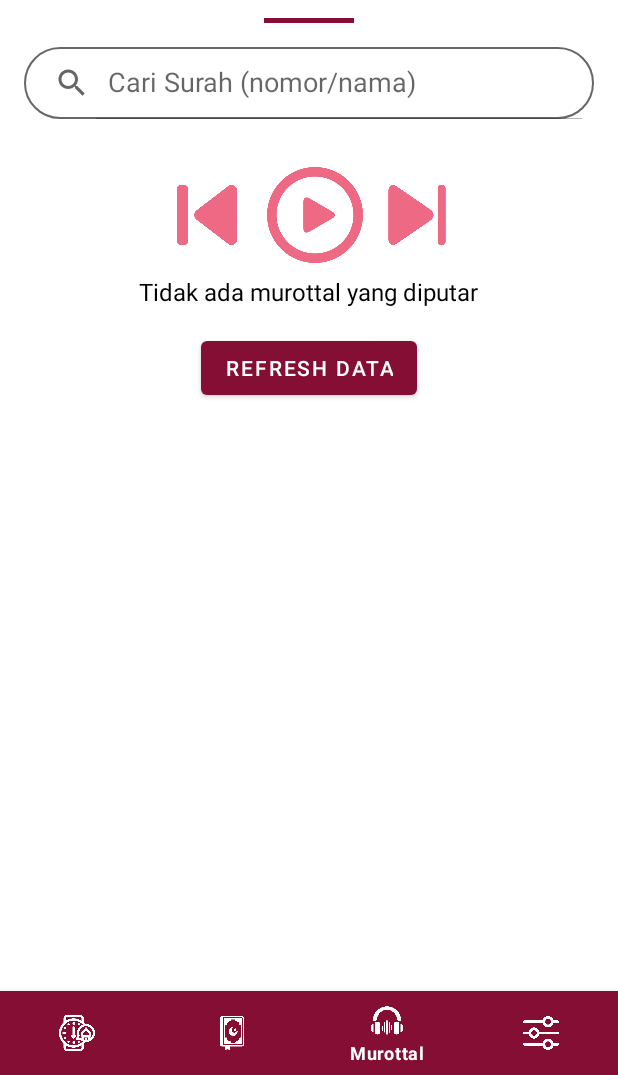
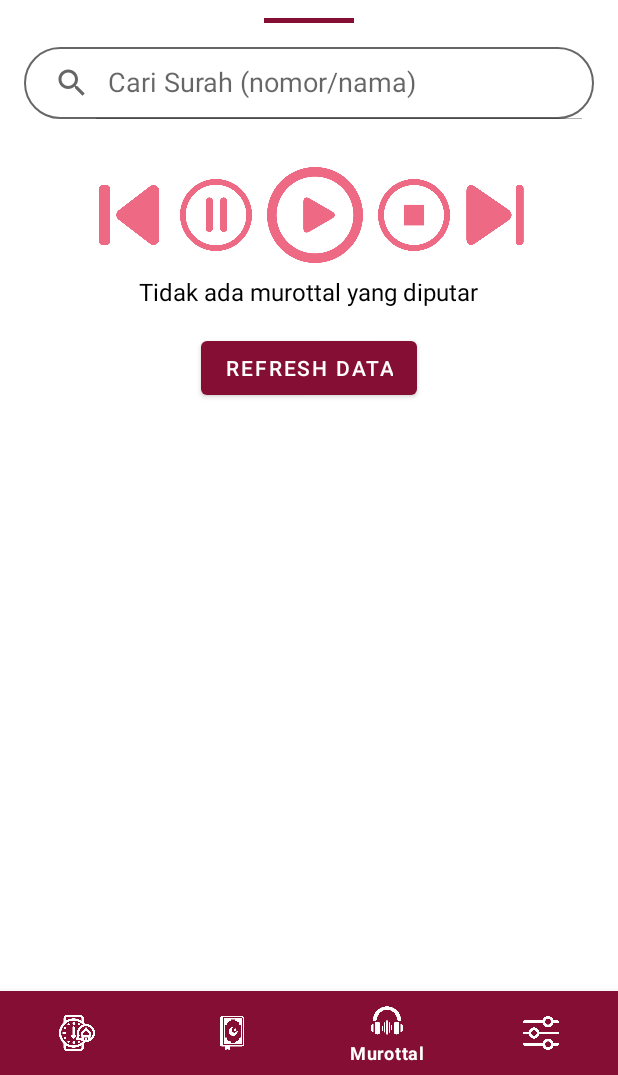
Before and after one commit to zaynabzhaa10/Tazkeeya-Muslim-Productivity-App, an Android app: the MurottalFragment screen opened through its navigation route, on a phone screen of 412 x 824 dp, the part 161-1236 px from its top. Run offline under Robolectric (Android 15) with nearby library versions, the phone set to English and light mode, and no system bars; our stand-ins replace navigation-ui.

Commit message:
feat: mengoptimalkan fitur pause, stop, dan play

```diff
--- a/app/src/main/res/layout/activity_main.xml
+++ b/app/src/main/res/layout/activity_main.xml
@@ -96,7 +96,6 @@
 
             </androidx.cardview.widget.CardView>
 
-            <!-- Start Button with Gradient -->
             <Button
                 android:id="@+id/btnStart"
                 android:layout_width="match_parent"
@@ -107,7 +106,7 @@
                 android:paddingTop="16dp"
                 android:paddingBottom="16dp"
                 android:stateListAnimator="@null"
-                android:text="🚀 Ayo Mulai"
+                android:text="Ayo Mulai"
                 android:textColor="@android:color/white"
                 android:textSize="20sp"
                 android:textStyle="bold" />
--- a/app/src/main/res/layout/fragment_murottal.xml
+++ b/app/src/main/res/layout/fragment_murottal.xml
@@ -72,17 +72,43 @@
         android:layout_height="48dp"
         android:src="@drawable/ic_previous"
         android:background="?attr/selectableItemBackgroundBorderless"
-        android:contentDescription="Sebelumnya"/>
+        android:contentDescription="Sebelumnya"
+        android:clickable="true"
+        android:focusable="true"/>
 
     <ImageView
-        android:id="@+id/btnPlayPauseMurottal"
+        android:id="@+id/btnPauseMurottal"
+        android:layout_width="48dp"
+        android:layout_height="48dp"
+        android:src="@drawable/ic_pause"
+        android:background="?attr/selectableItemBackgroundBorderless"
+        android:contentDescription="Jeda"
+        android:layout_marginLeft="10dp"
+        android:clickable="true"
+        android:focusable="true"/>
+
+    <ImageView
+        android:id="@+id/btnPlayMurottal"
         android:layout_width="64dp"
         android:layout_height="64dp"
         android:src="@drawable/ic_play_arrow"
         android:background="?attr/selectableItemBackgroundBorderless"
-        android:contentDescription="Putar/Jeda"
-        android:layout_marginStart="16dp"
-        android:layout_marginEnd="16dp"/>
+        android:contentDescription="Putar"
+        android:layout_marginStart="10dp"
+        android:layout_marginEnd="10dp"
+        android:clickable="true"
+        android:focusable="true"/>
+
+    <ImageView
+        android:id="@+id/btnStopMurottal"
+        android:layout_width="48dp"
+        android:layout_height="48dp"
+        android:src="@drawable/ic_stop"
+        android:background="?attr/selectableItemBackgroundBorderless"
+        android:contentDescription="Hentikan"
+        android:layout_marginRight="10dp"
+        android:clickable="true"
+        android:focusable="true"/>
 
     <ImageView
         android:id="@+id/btnNextMurottal"
@@ -90,7 +116,9 @@
         android:layout_height="40dp"
         android:src="@drawable/ic_next"
         android:background="?attr/selectableItemBackgroundBorderless"
-        android:contentDescription="Selanjutnya"/>
+        android:contentDescription="Selanjutnya"
+        android:clickable="true"
+        android:focusable="true"/>
 </LinearLayout>
 
     <TextView
```
Also changed, not shown: app/src/main/java/com/example/finalproject/playback/MurottalPlaybackService.java (+4 -4 lines), app/src/main/java/com/example/finalproject/ui/home/MurottalFragment.java (+23 -36 lines).
